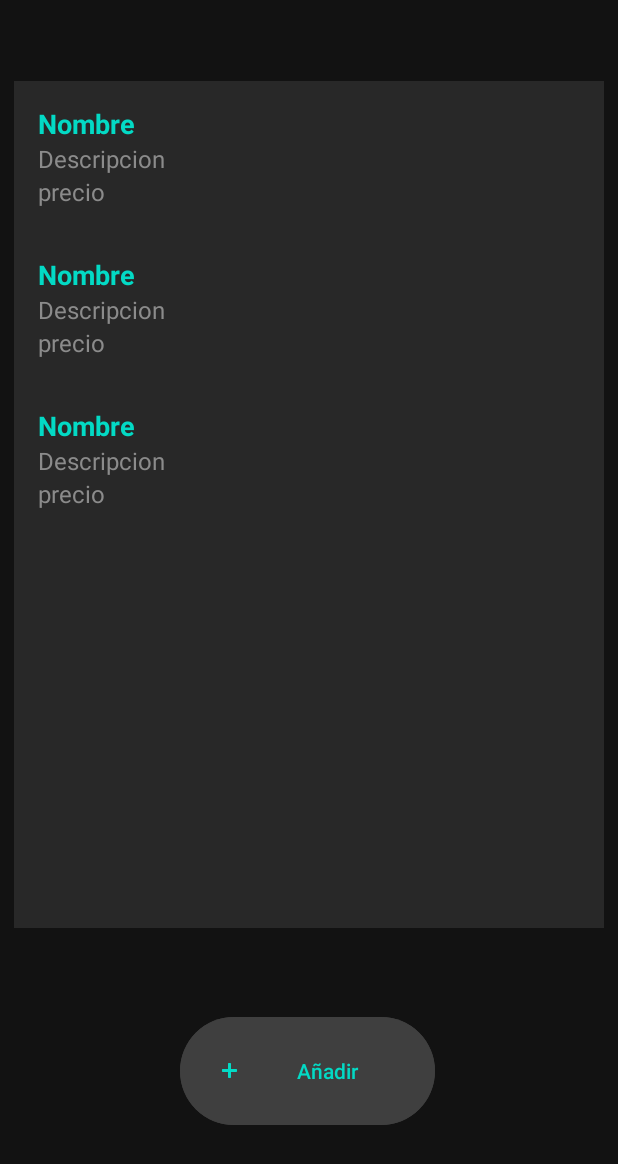
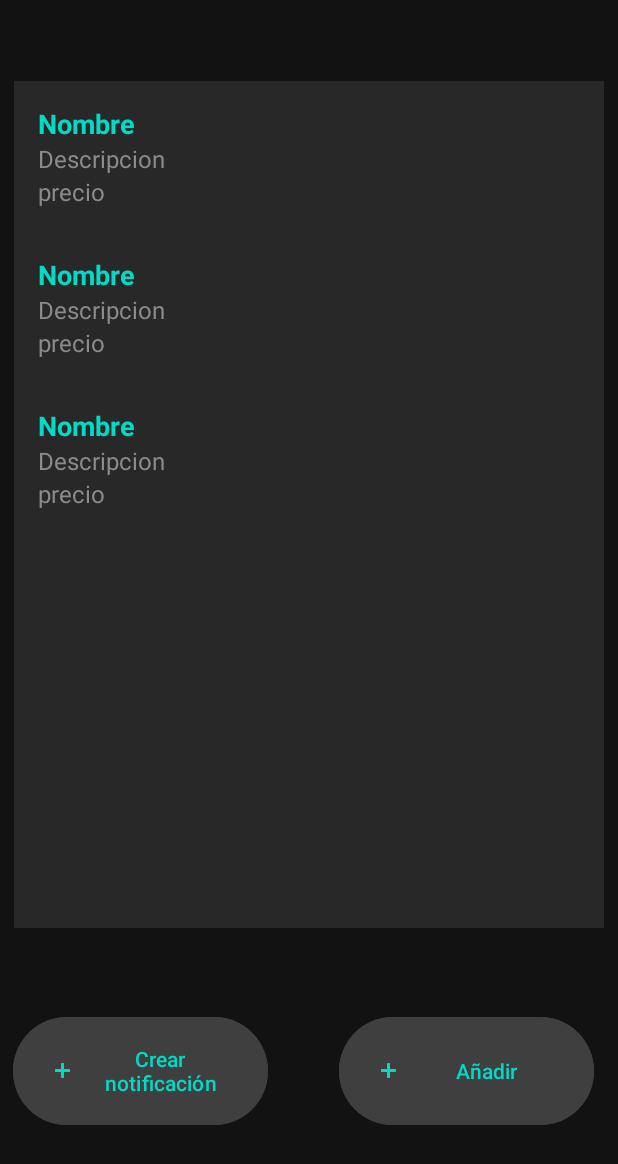
Before and after one commit to rubensb02/habitos, an Android app: the layout activity_main.xml on its own in the app's theme, with its tools: preview values and no code run, on a phone screen of 412 x 824 dp. Shown: the top 1164 px of the screen. Run offline under Robolectric (Android 15) with nearby library versions, the phone set to English and light mode, and no system bars.

Commit message:
ejemplo notificación

```diff
--- a/app/src/main/AndroidManifest.xml
+++ b/app/src/main/AndroidManifest.xml
@@ -1,6 +1,10 @@
 <?xml version="1.0" encoding="utf-8"?>
 <manifest xmlns:android="http://schemas.android.com/apk/res/android"
     xmlns:tools="http://schemas.android.com/tools">
+
+    <!-- Permisos para Android 13 y superior -->
+    <uses-permission android:name="android.permission.POST_NOTIFICATIONS" />
+    <uses-permission android:name="android.permission.SCHEDULE_EXACT_ALARM" />
 
     <application
         android:allowBackup="true"
--- a/app/src/main/res/layout/activity_main.xml
+++ b/app/src/main/res/layout/activity_main.xml
@@ -20,9 +20,26 @@
         app:iconTint="#FF03DAC5"
         app:layout_constraintBottom_toBottomOf="parent"
         app:layout_constraintEnd_toEndOf="parent"
-        app:layout_constraintHorizontal_bias="0.497"
+        app:layout_constraintHorizontal_bias="0.933"
         app:layout_constraintStart_toStartOf="parent"
         app:layout_constraintTop_toBottomOf="@+id/recyclerViewHabitos" />
+
+    <Button
+        android:id="@+id/create_notification_button"
+        android:layout_width="170dp"
+        android:layout_height="80dp"
+        android:layout_marginBottom="70dp"
+        android:backgroundTint="#3f3f3f"
+        android:text="Crear notificación"
+        android:textColor="#FF03DAC5"
+        app:icon="@android:drawable/ic_input_add"
+        app:iconTint="#FF03DAC5"
+        app:layout_constraintBottom_toBottomOf="parent"
+        app:layout_constraintEnd_toEndOf="parent"
+        app:layout_constraintHorizontal_bias="0.037"
+        app:layout_constraintStart_toStartOf="parent"
+        app:layout_constraintTop_toBottomOf="@+id/recyclerViewHabitos"
+        app:layout_constraintVertical_bias="1.0" />
 
     <androidx.recyclerview.widget.RecyclerView
         android:id="@+id/recyclerViewHabitos"
```
Also changed, not shown: app/src/main/java/com/ruben/habitosversion1/MainActivity.java (+96 -0 lines), app/src/main/java/com/ruben/habitosversion1/NotificationReceiver.java (added, +44 -0 lines), app/src/main/res/drawable/notification_icon.png (added).
